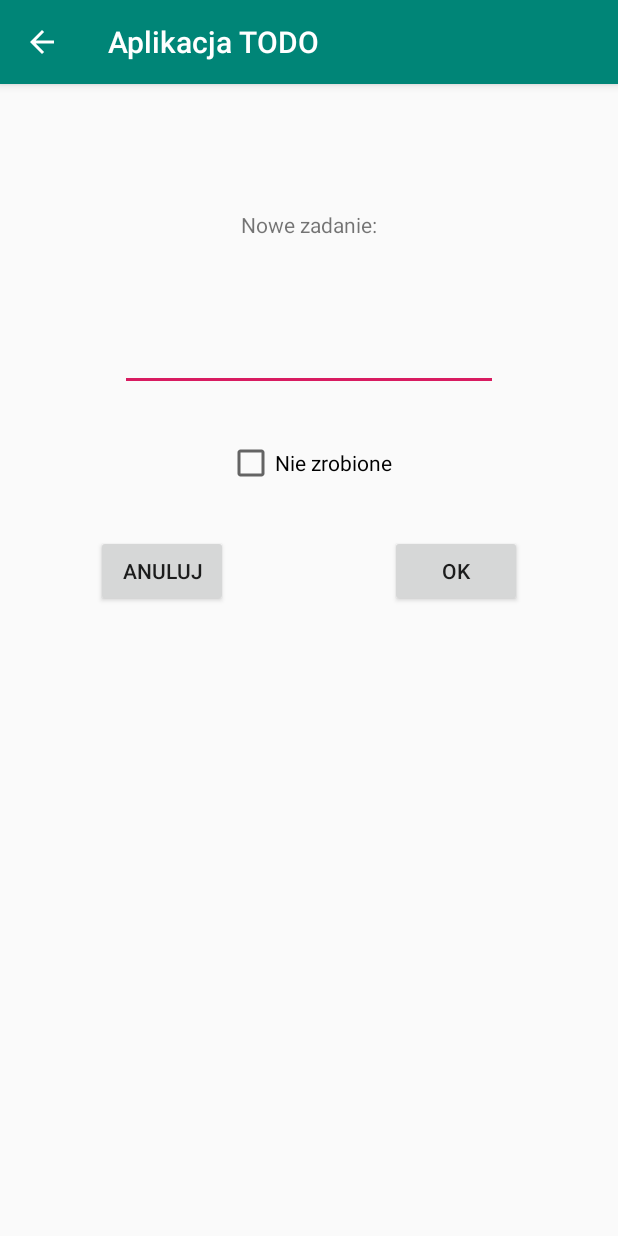
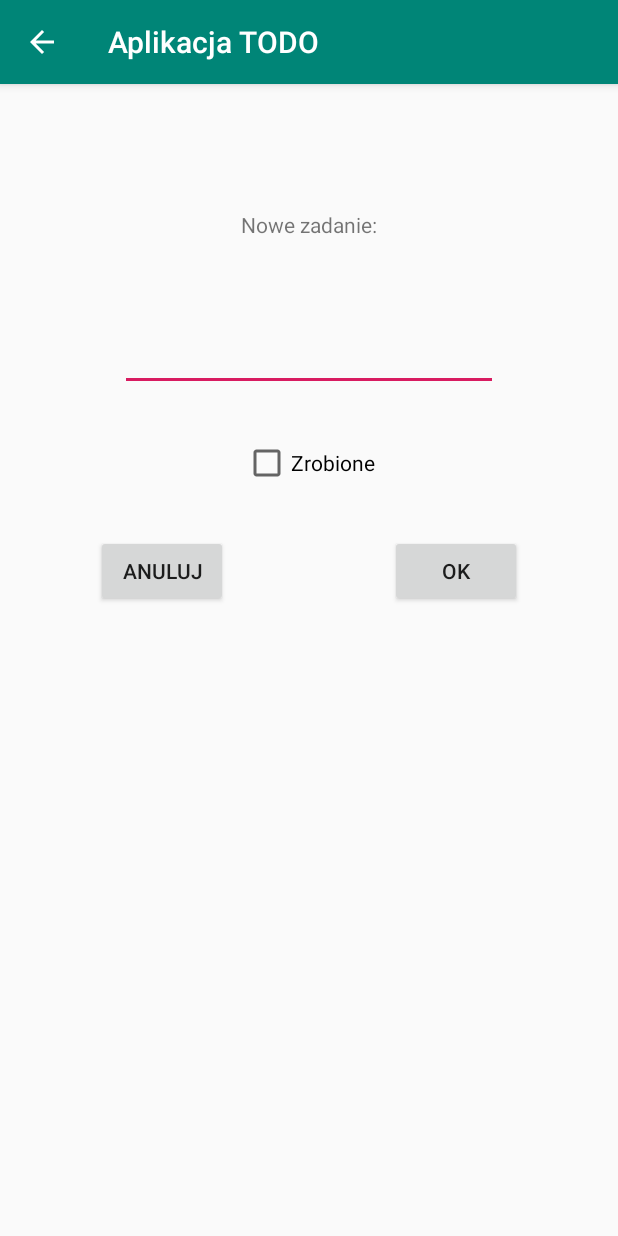
Before and after one commit to Zumirka/ToDoApplication, an Android app: the NewTaskActivity screen opened directly, with no data from a screen before it, on a phone screen of 412 x 824 dp. Run offline under Robolectric (Android 15) with nearby library versions, the phone set to English and light mode, and no system bars; 4 statements that could not run were skipped.

Commit message:
Checkbox fixed

```diff
--- a/app/src/main/java/com/example/zumirka/todoapplication/Activity/NewTaskActivity.java
+++ b/app/src/main/java/com/example/zumirka/todoapplication/Activity/NewTaskActivity.java
@@ -65,7 +65,6 @@ public class NewTaskActivity extends TaskActivity {
         {
             taskEditText.setError(this.getString(R.string.empty));
             taskEditText.setText("");
-            return;
         }
         else
         {
@@ -100,15 +99,6 @@ public class NewTaskActivity extends TaskActivity {
         finish();
     }
 
-    public void checkbooxChangeStatus(View v)
-    {
-        boolean checked=checkStatus.isChecked();
-        if(checked)
-            checkStatus.setText(getText(R.string.done));
-        else
-            checkStatus.setText(getText(R.string.notDone));
-    }
-
 
     public boolean onSupportNavigateUp() {
         onBackPressed();
@@ -122,11 +112,7 @@ public class NewTaskActivity extends TaskActivity {
                 s = true;
                 checkStatus.setText(getText(R.string.done));
             }
-            else
-                {
-                s = false;
-                checkStatus.setText(getText(R.string.notDone));
-                }
+
         }
     }
 
--- a/app/src/main/res/layout/activity_new_task.xml
+++ b/app/src/main/res/layout/activity_new_task.xml
@@ -26,7 +26,6 @@
         android:layout_marginStart="8dp"
         android:layout_marginTop="56dp"
         android:layout_marginEnd="8dp"
-        android:ems="10"
         android:inputType="textPersonName"
         app:layout_constraintEnd_toEndOf="parent"
         app:layout_constraintStart_toStartOf="parent"
@@ -61,8 +60,7 @@
         android:layout_marginStart="8dp"
         android:layout_marginTop="32dp"
         android:layout_marginEnd="8dp"
-        android:onClick="checkbooxChangeStatus"
-        android:text="@string/notDone"
+        android:text="@string/done"
         app:layout_constraintEnd_toEndOf="parent"
         app:layout_constraintStart_toStartOf="parent"
         app:layout_constraintTop_toBottomOf="@+id/taskEditText" />
```
